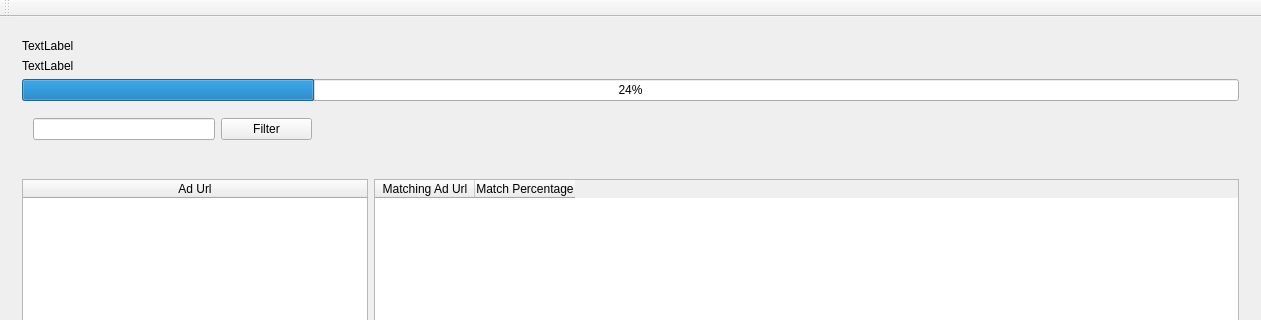
First picture: the form in mainwindow.ui, repository ar1m4n/DontLie, before the edit; both pictures show x 0 to 1261 and y 0 to 320 of the 1261 by 779 pixel window.
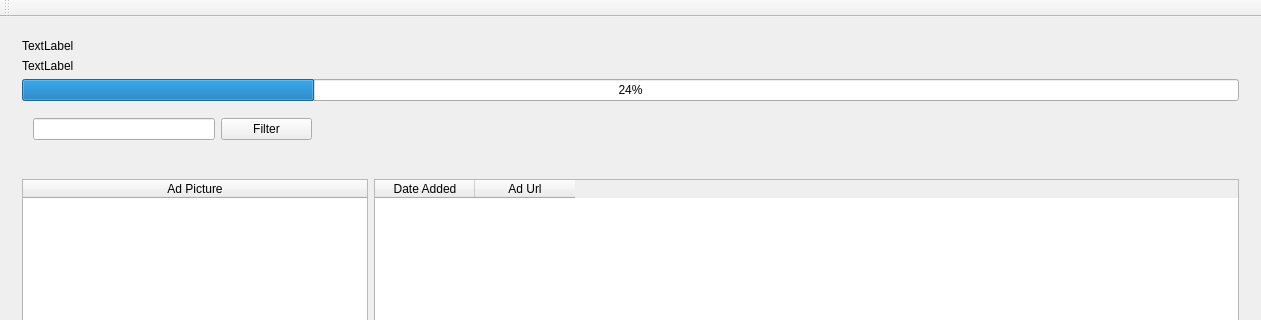
Second picture: the form after the edit.

What changed in the file:
```diff
--- a/mainwindow.ui
+++ b/mainwindow.ui
@@ -17,20 +17,7 @@
    <layout class="QVBoxLayout" name="verticalLayout" stretch="1,5">
     <item>
      <widget class="QWidget" name="widget" native="true">
-      <layout class="QVBoxLayout" name="verticalLayout_2" stretch="2,2,2,1">
-       <item>
-        <widget class="QLabel" name="adLabel">
-         <property name="sizePolicy">
-          <sizepolicy hsizetype="MinimumExpanding" vsizetype="Preferred">
-           <horstretch>0</horstretch>
-           <verstretch>0</verstretch>
-          </sizepolicy>
-         </property>
-         <property name="text">
-          <string>TextLabel</string>
-         </property>
-        </widget>
-       </item>
+      <layout class="QVBoxLayout" name="verticalLayout_2" stretch="0,2,2,1">
        <item>
         <widget class="QLabel" name="pageLabel">
          <property name="sizePolicy">
@@ -44,6 +31,19 @@
          </property>
         </widget>
        </item>
+       <item>
+        <widget class="QLabel" name="adLabel">
+         <property name="sizePolicy">
+          <sizepolicy hsizetype="MinimumExpanding" vsizetype="Preferred">
+           <horstretch>0</horstretch>
+           <verstretch>0</verstretch>
+          </sizepolicy>
+         </property>
+         <property name="text">
+          <string>TextLabel</string>
+         </property>
+        </widget>
+       </item>
        <item>
         <widget class="QProgressBar" name="adProgeresBar">
          <property name="value">
@@ -83,7 +83,7 @@
          </attribute>
          <column>
           <property name="text">
-           <string>Ad Url</string>
+           <string>Ad Picture</string>
           </property>
          </column>
         </widget>
@@ -98,12 +98,12 @@
          </attribute>
          <column>
           <property name="text">
-           <string>Matching Ad Url</string>
+           <string>Date Added</string>
           </property>
          </column>
          <column>
           <property name="text">
-           <string>Match Percentage</string>
+           <string>Ad Url</string>
           </property>
          </column>
         </widget>
```
